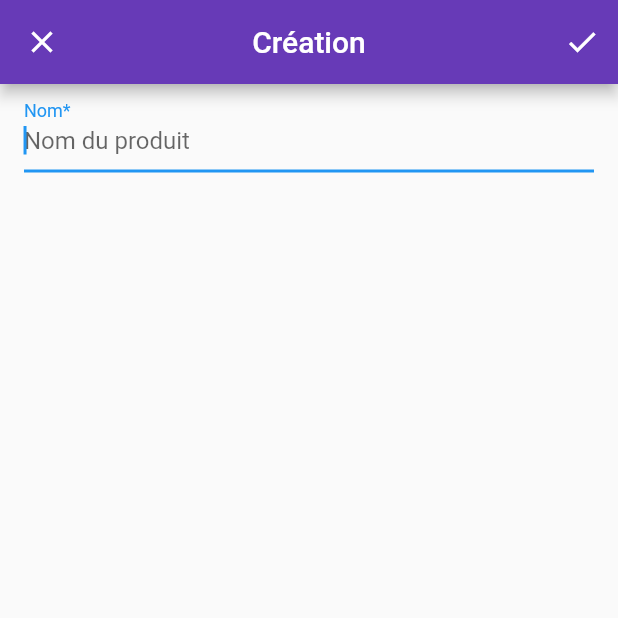
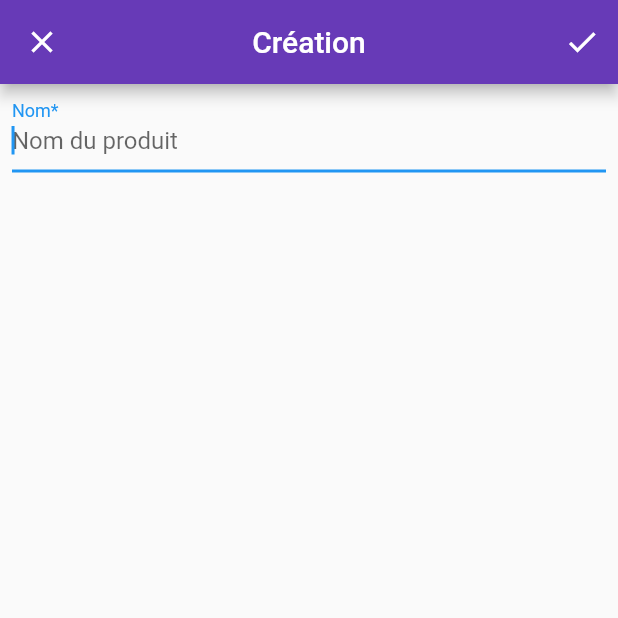
Before and after one commit to abasty/courses, a Flutter app: the screen it shows after launch, after a tap on the "add" icon, on a phone screen of 412 x 824 dp, the top half of it. Run offline on Flutter 3.47's test engine with Material 2 defaults, Android fonts, the phone set to English and light mode, and no system bars; our stand-ins replace localstorage; missing offline and left inert: window_size; generated files the repository leaves out were written again.

Commit message:
Fixed some cosmetics

```diff
--- a/lib/main.dart
+++ b/lib/main.dart
@@ -317,10 +317,7 @@ class EditProduitFormState extends State<EditProduitForm> {
         ],
         backgroundColor: Colors.deepPurple,
       ),
-      body: Container(
-        margin: const EdgeInsets.symmetric(horizontal: 16.0),
-        child: _buildForm(),
-      ),
+      body: _buildForm(),
     );
   }
 
@@ -340,11 +337,14 @@ class EditProduitFormState extends State<EditProduitForm> {
       child: ListView.builder(
         itemCount: modele.rayons.length,
         itemBuilder: (context, index) {
-          return RadioListTile<Rayon>(
-            title: Text(modele.rayons[index].nom),
-            value: modele.rayons[index],
-            groupValue: _maj.rayon,
-            onChanged: (Rayon r) => setState(() => _maj.rayon = r),
+          return Container(
+            height: 32,
+            child: RadioListTile<Rayon>(
+              title: Text(modele.rayons[index].nom),
+              value: modele.rayons[index],
+              groupValue: _maj.rayon,
+              onChanged: (Rayon r) => setState(() => _maj.rayon = r),
+            ),
           );
         },
       ),
@@ -377,7 +377,10 @@ class EditProduitFormState extends State<EditProduitForm> {
       child: Column(
         crossAxisAlignment: CrossAxisAlignment.start,
         children: [
-          _buildProduitNom(),
+          Padding(
+            padding: const EdgeInsets.symmetric(horizontal: 8.0),
+            child: _buildProduitNom(),
+          ),
           _buildRayonButtons(),
         ],
       ),
```
